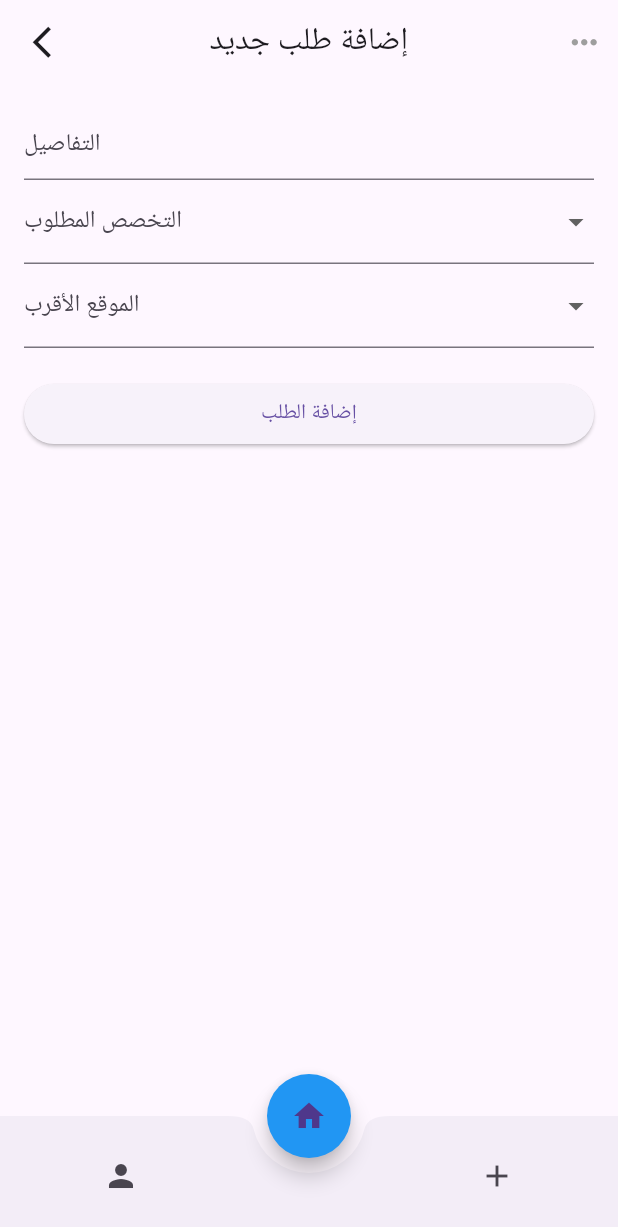
After one commit to devJimmy990/herafy, a Flutter app: the ClientHome screen opened by its route, after a tap on the "person" icon, after a tap on "قدّم الآن", after a tap on the "add" icon, on a phone screen of 412 x 824 dp. The commit adds this screen. Shown: the top 1227 px of the screen. Run offline on Flutter 3.47's test engine with Material 3 defaults, Android fonts, the phone set to English and light mode, and no system bars; our stand-ins replace awesome_dialog, cloud_firestore, firebase_auth, firebase_core, flutter_bloc, fluttertoast and 4 more; accounts and stored records are empty; network calls fail.

Commit message:
client update

```diff
--- a/lib/main.dart
+++ b/lib/main.dart
@@ -10,7 +10,7 @@ import 'package:herafy/domain/cubit/auth/auth_cubit.dart';
 import 'package:herafy/presentation/auth/login/login.dart';
 import 'package:herafy/presentation/auth/signup/register.dart';
 import 'package:herafy/presentation/auth/signup/register_fill.dart';
-import 'package:herafy/presentation/client/home.dart';
+import 'package:herafy/presentation/client/client_home.dart';
 import 'package:herafy/presentation/home_landing.dart';
 import 'package:herafy/presentation/technician/home.dart';
 
@@ -51,7 +51,7 @@ class MyApp extends StatelessWidget {
           Routes.adminHome: (context) => const AdminHome(),
 
           /**Client Routes */
-          Routes.clientHome: (context) => const ClientHomePage(),
+          Routes.clientHome: (context) => const ClientHome(),
 
           /**Technician Routes */
           Routes.technicianHome: (context) => const TechnicianHomePage(),
--- /dev/null
+++ b/lib/presentation/client/client_home.dart
@@ -0,0 +1,65 @@
+import 'package:flutter/material.dart';
+import 'package:herafy/presentation/client/profile/client_profile.dart';
+import 'package:herafy/presentation/client/post/add_post.dart';
+import 'package:herafy/presentation/client/search/search.dart';
+
+class ClientHome extends StatefulWidget {
+  const ClientHome({super.key});
+
+  @override
+  State<ClientHome> createState() => _ClientHomeState();
+}
+
+class _ClientHomeState extends State<ClientHome> {
+  int _currentIndex = 1;
+
+  final List<Widget> _screens = [
+    const ClientProfile(),
+    const SearchScreen(),
+    const AddPost(),
+  ];
+
+  void _onTabTapped(int index) {
+    setState(() {
+      _currentIndex = index;
+    });
+  }
+
+  @override
+  Widget build(BuildContext context) {
+    return Scaffold(
+      body: _screens[_currentIndex],
+      floatingActionButton: FloatingActionButton(
+        onPressed: () {
+          _onTabTapped(1);
+        },
+        child: Icon(Icons.home),
+        backgroundColor: Colors.blue,
+        shape: CircleBorder(),
+      ),
+      floatingActionButtonLocation: FloatingActionButtonLocation.centerDocked,
+      bottomNavigationBar: BottomAppBar(
+        shape: CircularNotchedRectangle(),
+        notchMargin: 10.0,
+        child: Row(
+          mainAxisAlignment: MainAxisAlignment.spaceAround,
+          children: <Widget>[
+            IconButton(
+              icon: Icon(Icons.person),
+              onPressed: () {
+                _onTabTapped(0);
+              },
+            ),
+            SizedBox(width: 40), // Space for the floating button
+            IconButton(
+              icon: Icon(Icons.add),
+              onPressed: () {
+                _onTabTapped(2);
+              },
+            ),
+          ],
+        ),
+      ),
+    );
+  }
+}
--- a/lib/presentation/client/home.dart
+++ /dev/null
@@ -1,23 +0,0 @@
-import 'package:flutter/material.dart';
-import 'package:flutter_bloc/flutter_bloc.dart';
-import 'package:herafy/core/widgets/custom_app_bar.dart';
-import 'package:herafy/domain/cubit/user/user_cubit.dart';
-
-class ClientHomePage extends StatelessWidget {
-  const ClientHomePage({super.key});
-
-  @override
-  Widget build(BuildContext context) {
-    return Scaffold(
-      appBar: const MyCustomAppBar(
-        title: "Client",
-      ),
-      body: Column(
-        children: [
-          const Center(child: Text("Client Home Page")),
-          Center(child: Text(context.read<UserCubit>().userType)),
-        ],
-      ),
-    );
-  }
-}
--- /dev/null
+++ b/lib/presentation/client/post/add_post.dart
@@ -0,0 +1,139 @@
+import 'package:flutter/material.dart';
+
+class AddPost extends StatefulWidget {
+  const AddPost({super.key});
+
+  @override
+  State<AddPost> createState() => _AddPostState();
+}
+
+class _AddPostState extends State<AddPost> {
+  final formKey = GlobalKey<FormState>();
+  String? selectedSpecialty;
+  String? selectedLocation;
+  final List<String> specialties = ['تخصص 1', 'تخصص 2', 'تخصص 3'];
+  final List<String> locations = ['موقع 1', 'موقع 2', 'موقع 3'];
+  TextEditingController descriptionController = TextEditingController();
+  Color checkColor = Colors.grey;
+  IconData icon = Icons.more_horiz_rounded;
+
+  void validateForm() {
+    if (selectedSpecialty != null &&
+        selectedLocation != null &&
+        descriptionController.text.isNotEmpty) {
+      setState(() {
+        checkColor = Colors.green;
+        icon = Icons.check_circle_outline;
+      });
+    } else {
+      setState(() {
+        checkColor = Colors.grey;
+        icon = Icons.more_horiz_rounded;
+      });
+    }
+  }
+
+  @override
+  Widget build(BuildContext context) {
+    return Form(
+      key: formKey,
+      child: Scaffold(
+        appBar: AppBar(
+          title: const Text(
+            "إضافة طلب جديد",
+            style: TextStyle(fontSize: 21),
+          ),
+          centerTitle: true,
+          leading: const Icon(Icons.arrow_back_ios_new, size: 25),
+          actions: [
+            Icon(
+              icon,
+              color: checkColor,
+              size: 25,
+            ),
+            SizedBox(
+              width: 10,
+            )
+          ],
+        ),
+        body: Padding(
+          padding: const EdgeInsets.all(16.0),
+          child: ListView(
+            children: [
+              TextFormField(
+                onChanged: (value) {
+                  validateForm();
+                },
+                controller: descriptionController,
+                decoration: InputDecoration(hintText: 'التفاصيل'),
+                validator: (value) {
+                  if (value == null || value.isEmpty) {
+                    return 'يرجى إدخال وصف الطلب';
+                  }
+                  return null;
+                },
+                minLines: 1,
+                maxLines: 15,
+              ),
+              DropdownButtonFormField<String>(
+                value: selectedSpecialty,
+                decoration: InputDecoration(labelText: 'التخصص المطلوب'),
+                items: specialties.map((String value) {
+                  return DropdownMenuItem<String>(
+                    value: value,
+                    child: Text(value),
+                  );
+                }).toList(),
+                onChanged: (newValue) {
+                  setState(() {
+                    selectedSpecialty = newValue;
+                  });
+                  validateForm();
+                },
+                validator: (value) {
+                  if (value == null) {
+                    return 'يرجى اختيار التخصص المطلوب';
+                  }
+                  return null;
+                },
+              ),
+              DropdownButtonFormField<String>(
+                value: selectedLocation,
+                decoration: InputDecoration(labelText: 'الموقع الأقرب'),
+                items: locations.map((String value) {
+                  return DropdownMenuItem<String>(
+                    value: value,
+                    child: Text(value),
+                  );
+                }).toList(),
+                onChanged: (newValue) {
+                  setState(() {
+                    selectedLocation = newValue;
+                  });
+                  validateForm();
+                },
+                validator: (value) {
+                  if (value == null) {
+                    return 'يرجى اختيار الموقع الأقرب';
+                  }
+                  return null;
+                },
+              ),
+              SizedBox(height: 20),
+              ElevatedButton(
+                onPressed: () {
+                  if (formKey.currentState!.validate()) {
+                    // Process the form data
+                    ScaffoldMessenger.of(context).showSnackBar(
+                        SnackBar(content: Text('تم إضافة الطلب بنجاح')));
+                  }
+                },
+                child: Text('إضافة الطلب'),
+              ),
+            ],
+          ),
+        ),
+      ),
+    );
+  }
+}
--- /dev/null
+++ b/lib/presentation/client/profile/client_profile.dart
@@ -0,0 +1,103 @@
+import 'package:flutter/material.dart';
+import 'package:herafy/presentation/client/profile/post_card.dart';
+
+class ClientProfile extends StatelessWidget {
+  const ClientProfile({super.key});
+
+  @override
+  Widget build(BuildContext context) {
+    return Scaffold(
+      body: Padding(
+        padding: const EdgeInsets.all(5.0),
+        child: SingleChildScrollView(
+          child: Column(
+            crossAxisAlignment: CrossAxisAlignment.center,
+            children: [
+              const SizedBox(height: 20),
+              const Row(
+                mainAxisAlignment: MainAxisAlignment.center,
+                children: [
+                  Text(
+                    'الملف الشخصي',
+                    style: TextStyle(fontSize: 21),
+                  ),
+                ],
+              ),
+              const SizedBox(height: 20),
+              const CircleAvatar(
+                radius: 50,
+                backgroundImage: NetworkImage(
+                    'https://img.freepik.com/premium-photo/there-is-cat-that-is-sitting-ledge-chinese-garden-generative-ai_900396-35755.jpg'), // Replace with your image asset
+              ),
+              const SizedBox(height: 20),
+              const Text(
+                'محمد أحمد',
+                style: TextStyle(
+                  fontSize: 24,
+                  fontWeight: FontWeight.bold,
+                ),
+              ),
+              const SizedBox(height: 10),
+              const Text(
+                'احلي مسا عالناس الكويسه',
+                style: TextStyle(
+                  fontSize: 16,
+                  color: Colors.grey,
+                ),
+              ),
+              const SizedBox(height: 30),
+              Row(
+                mainAxisAlignment: MainAxisAlignment.center,
+                children: [
+                  ElevatedButton(
+                    onPressed: () {
+                      // Add your action here
+                    },
+                    child: const Text('المزيد'),
+                  ),
+                  const SizedBox(width: 10),
+                  ElevatedButton(
+                    onPressed: () {
+                      // Add your action here
+                    },
+                    child: const Text('رسالة'),
+                  ),
+                ],
+              ),
+              const SizedBox(height: 20),
+              Container(
+                width: double.infinity,
+                height: 35,
+                decoration: BoxDecoration(
+                  borderRadius: BorderRadius.circular(15),
+                  color: const Color.fromARGB(255, 245, 235, 235),
+                ),
+                margin: const EdgeInsets.all(16.0),
+                child: const Row(
+                  children: [
+                    const SizedBox(width: 20),
+                    Text(
+                      ' الطلبات المنشوره',
+                      style: TextStyle(
+                        fontSize: 15,
+                        fontWeight: FontWeight.bold,
+                      ),
+                    ),
+                  ],
+                ),
+              ),
+              ListView.builder(
+                shrinkWrap: true,
+                physics: const NeverScrollableScrollPhysics(),
+                itemCount: 3,
+                itemBuilder: (context, index) {
+                  return PostCard();
+                },
+              ),
+            ],
+          ),
+        ),
+      ),
+    );
+  }
+}
--- /dev/null
+++ b/lib/presentation/client/profile/post_card.dart
@@ -0,0 +1,139 @@
+import 'package:flutter/material.dart';
+
+class PostCard extends StatelessWidget {
+  const PostCard({super.key});
+
+  @override
+  Widget build(BuildContext context) {
+    final String serviceDescription =
+        "نحن نبحث عن مصمم جرافيك محترف لتصميم شعار جديد لشركتنا.";
+    final String requiredSpecialization = "مصمم جرافيك";
+    final String proposedPrice = "1000 جنيه مصري";
+    final String nearestLocation = "القاهرة";
+    final int applicantsCount = 10;
+    return Container(
+      height: 350,
+      width: double.infinity,
+      padding: const EdgeInsets.only(top: 5, bottom: 5, right: 10),
+      margin: const EdgeInsets.symmetric(horizontal: 15, vertical: 5),
+      decoration: BoxDecoration(
+        color: Theme.of(context).scaffoldBackgroundColor,
+        borderRadius: BorderRadius.circular(15),
+        boxShadow: [
+          BoxShadow(
+            color: Colors.grey.withOpacity(0.5),
+            spreadRadius: 3,
+            blurRadius: 7,
+            offset: const Offset(0, 3), // changes position of shadow
+          ),
+        ],
+      ),
+      child: Padding(
+        padding: const EdgeInsets.all(16.0),
+        child: Column(
+          crossAxisAlignment: CrossAxisAlignment.start,
+          children: [
+            Text(
+              'وصف الخدمة',
+              style: TextStyle(fontSize: 20, fontWeight: FontWeight.bold),
+            ),
+            SizedBox(height: 8),
+            Text(
+              serviceDescription,
+              style: TextStyle(fontSize: 14),
+            ),
+            Divider(height: 20, thickness: 1),
+            Row(
+              children: [
+                Icon(Icons.work),
+                SizedBox(width: 8),
+                Text(requiredSpecialization, style: TextStyle(fontSize: 16)),
+              ],
+            ),
+            SizedBox(height: 8),
+            Row(
+              children: [
+                Icon(Icons.monetization_on),
+                SizedBox(width: 8),
+                Text(proposedPrice, style: TextStyle(fontSize: 16)),
+              ],
+            ),
+            SizedBox(height: 8),
+            Row(
+              children: [
+                Icon(Icons.location_on),
+                SizedBox(width: 8),
+                Text(nearestLocation, style: TextStyle(fontSize: 16)),
+              ],
+            ),
+            SizedBox(height: 8),
+            Row(
+              children: [
+                Icon(Icons.people),
+                SizedBox(width: 8),
+                Text('$applicantsCount أشخاص قدموا على هذه الخدمة',
+                    style: TextStyle(fontSize: 16)),
+              ],
+            ),
+            SizedBox(height: 20),
+            Center(
+              child: ElevatedButton(
+                onPressed: () {
+                  // Add your application logic here
+                  print('تم التقديم على الخدمة');
+                },
+                child: Text('قدّم الآن', style: TextStyle(fontSize: 16)),
+              ),
+            ),
+          ],
+        ),
+      ),
+      //  Padding(
+      //   padding: const EdgeInsets.all(16.0),
+      //   child: Column(
+      //     crossAxisAlignment: CrossAxisAlignment.start,
+      //     children: [
+      //       Text(
+      //         'وصف الخدمة',
+      //         style: TextStyle(fontSize: 24, fontWeight: FontWeight.bold),
+      //       ),
+      //       SizedBox(height: 10),
+      //       Text(
+      //         serviceDescription,
+      //         style: TextStyle(fontSize: 16),
+      //       ),
+      //       Divider(height: 30, thickness: 2),
+      //       ListTile(
+      //         leading: Icon(Icons.work),
+      //         title:
+      //             Text(requiredSpecialization, style: TextStyle(fontSize: 18)),
+      //       ),
+      //       ListTile(
+      //         leading: Icon(Icons.monetization_on),
+      //         title: Text(proposedPrice, style: TextStyle(fontSize: 18)),
+      //       ),
+      //       ListTile(
+      //         leading: Icon(Icons.location_on),
+      //         title: Text(nearestLocation, style: TextStyle(fontSize: 18)),
+      //       ),
+      //       ListTile(
+      //         leading: Icon(Icons.people),
+      //         title: Text('$applicantsCount أشخاص قدموا على هذه الخدمة',
+      //             style: TextStyle(fontSize: 18)),
+      //       ),
+      //       SizedBox(height: 20),
+      //       Center(
+      //         child: ElevatedButton(
+      //           onPressed: () {
+      //             // Add your application logic here
+      //             print('تم التقديم على الخدمة');
+      //           },
+      //           child: Text('قدّم الآن', style: TextStyle(fontSize: 18)),
+      //         ),
+      //       ),
+      //     ],
+      //   ),
+      // ),
+    );
+  }
+}
--- /dev/null
+++ b/lib/presentation/client/search/search.dart
@@ -0,0 +1,109 @@
+import 'package:flutter/material.dart';
+
+class SearchScreen extends StatefulWidget {
+  const SearchScreen({super.key});
+
+  @override
+  State<SearchScreen> createState() => _SearchScreenState();
+}
+
+class _SearchScreenState extends State<SearchScreen> {
+  FocusNode _focusNode = FocusNode();
+  bool _isFocused = false;
+
+  @override
+  void initState() {
+    super.initState();
+    _focusNode.addListener(() {
+      setState(() {
+        _isFocused = _focusNode.hasFocus;
+      });
+    });
+  }
+
+  @override
+  void dispose() {
+    _focusNode.dispose();
+    super.dispose();
+  }
+
+  @override
+  Widget build(BuildContext context) {
+    return Scaffold(
+      body: Padding(
+        padding: const EdgeInsets.only(top: 50.0, right: 16.0, left: 16.0),
+        child: SingleChildScrollView(
+          child: Column(
+            children: <Widget>[
+              AnimatedContainer(
+                duration: Duration(milliseconds: 300),
+                width: _isFocused ? double.infinity : 200.0,
+                child: TextFormField(
+                  focusNode: _focusNode,
+                  decoration: InputDecoration(
+                    hintText: 'ابحث...',
+                    border: OutlineInputBorder(
+                      borderRadius: BorderRadius.circular(10.0),
+                    ),
+                  ),
+                ),
+              ),
+              if (_isFocused) ...[
+                SizedBox(height: 16.0),
+                Row(
+                  children: <Widget>[
+                    Expanded(
+                      child: DropdownButtonFormField<String>(
+                        decoration: InputDecoration(
+                          labelText: 'الموقع',
+                          border: OutlineInputBorder(
+                            borderRadius: BorderRadius.circular(10.0),
+                          ),
+                        ),
+                        items: <String>['القاهره', 'اسكندريه', 'كفر الشيخ']
+                            .map((String value) {
+                          return DropdownMenuItem<String>(
+                            value: value,
+                            child: Text(value),
+                          );
+                        }).toList(),
+                        onChanged: (String? newValue) {},
+                      ),
+                    ),
+                    SizedBox(width: 16.0),
+                    Expanded(
+                      child: DropdownButtonFormField<String>(
+                        decoration: InputDecoration(
+                          labelText: 'التخصص',
+                          border: OutlineInputBorder(
+                            borderRadius: BorderRadius.circular(10.0),
+                          ),
+                        ),
+                        items: <String>['سباك', 'نجار', 'كهربائي']
+                            .map((String value) {
+                          return DropdownMenuItem<String>(
+                            value: value,
+                            child: Text(value),
+                          );
+                        }).toList(),
+                        onChanged: (String? newValue) {},
+                      ),
+                    ),
+                  ],
+                ),
+              ],
+              ListView.builder(
+                shrinkWrap: true,
+                physics: NeverScrollableScrollPhysics(),
+                itemCount: 3,
+                itemBuilder: (context, index) {
+                  return Text('item $index');
+                },
+              )
+            ],
+          ),
+        ),
+      ),
+    );
+  }
+}
```
